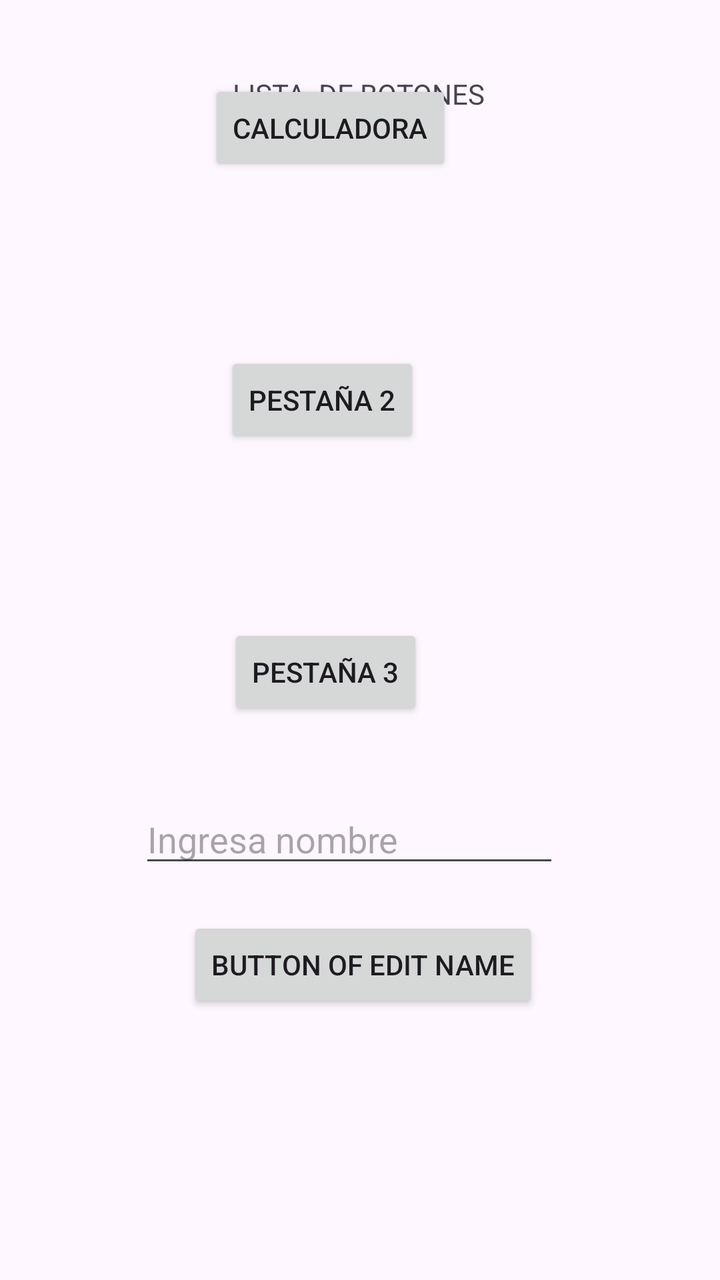
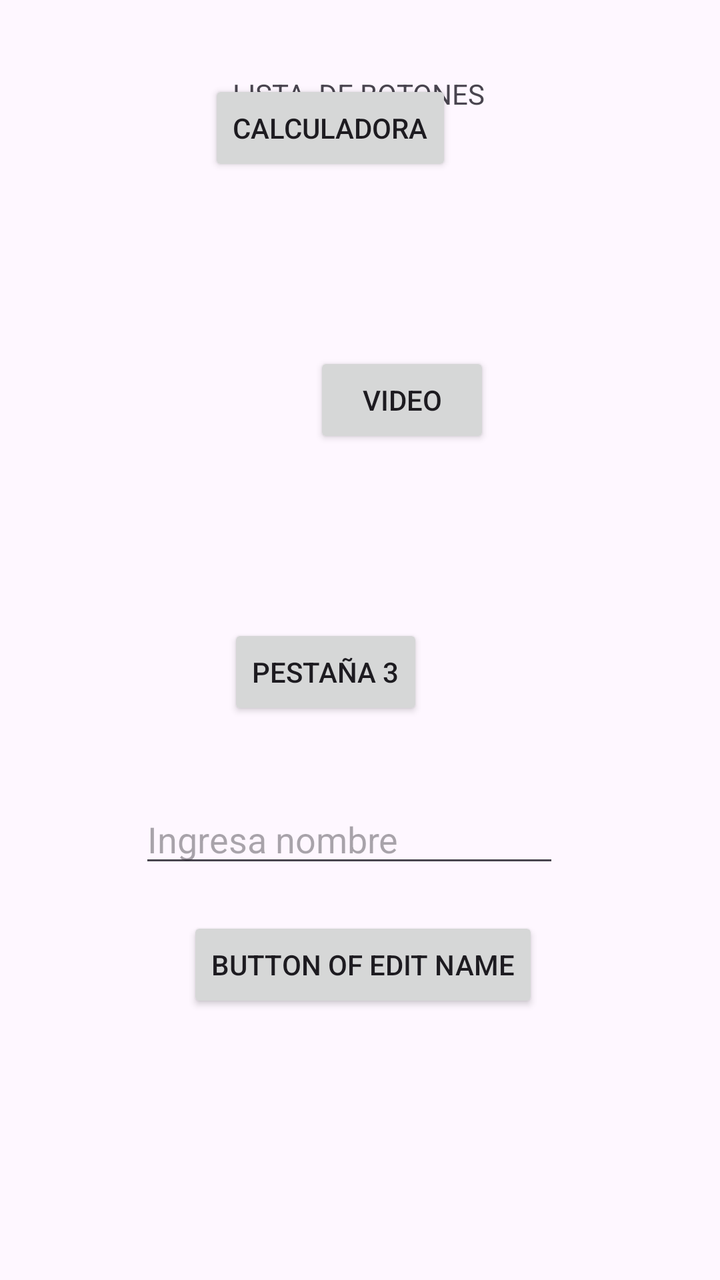

An Android layout rendered at two revisions. The XML below is the earlier revision; the diff shows what the commit changed to produce the second picture.
<!-- AndroidManifest.xml: application theme Theme.YARP_CLASS -->
<!-- res/layout/activity_main.xml -->
<?xml version="1.0" encoding="utf-8"?>
<androidx.constraintlayout.widget.ConstraintLayout xmlns:android="http://schemas.android.com/apk/res/android"
    xmlns:app="http://schemas.android.com/apk/res-auto"
    xmlns:tools="http://schemas.android.com/tools"
    android:layout_width="match_parent"
    android:layout_height="match_parent"
    tools:context=".MainActivity">

    <TextView
        android:layout_width="wrap_content"
        android:layout_height="wrap_content"
        android:text="LISTA  DE BOTONES"
        android:id="@+id/textView"
        app:layout_constraintBottom_toBottomOf="parent"
        app:layout_constraintEnd_toEndOf="parent"
        app:layout_constraintHorizontal_bias="0.498"
        app:layout_constraintStart_toStartOf="parent"
        app:layout_constraintTop_toTopOf="parent"
        app:layout_constraintVertical_bias="0.06" />

    <Button
        android:id="@+id/button"
        android:layout_width="wrap_content"
        android:layout_height="wrap_content"
        android:layout_marginStart="160dp"
        android:layout_marginTop="124dp"
        android:layout_marginEnd="161dp"
        android:layout_marginBottom="33dp"
        android:text="Calculadora"
        app:layout_constraintBottom_toTopOf="@+id/button2"
        app:layout_constraintEnd_toEndOf="parent"
        app:layout_constraintHorizontal_bias="0.676"
        app:layout_constraintStart_toStartOf="parent"
        app:layout_constraintTop_toTopOf="parent" />

    <Button
        android:id="@+id/button2"
        android:layout_width="wrap_content"
        android:layout_height="wrap_content"
        android:layout_marginStart="160dp"
        android:layout_marginTop="55dp"
        android:layout_marginEnd="161dp"
        android:layout_marginBottom="44dp"
        android:text="Pestaña 2"
        app:layout_constraintBottom_toTopOf="@+id/button3"
        app:layout_constraintEnd_toEndOf="parent"
        app:layout_constraintHorizontal_bias="0.818"
        app:layout_constraintStart_toStartOf="parent"
        app:layout_constraintTop_toBottomOf="@+id/button" />

    <Button
        android:id="@+id/button3"
        android:layout_width="wrap_content"
        android:layout_height="wrap_content"
        android:layout_marginStart="159dp"
        android:layout_marginTop="44dp"
        android:layout_marginEnd="162dp"
        android:layout_marginBottom="364dp"
        android:text="Pestaña 3"
        app:layout_constraintBottom_toBottomOf="parent"
        app:layout_constraintEnd_toEndOf="parent"
        app:layout_constraintHorizontal_bias="0.772"
        app:layout_constraintStart_toStartOf="parent"
        app:layout_constraintTop_toBottomOf="@+id/button2" />

    <EditText
        android:id="@+id/editTextText"
        android:layout_width="wrap_content"
        android:layout_height="wrap_content"
        android:layout_marginStart="95dp"
        android:layout_marginTop="58dp"
        android:layout_marginEnd="106dp"
        android:layout_marginBottom="222dp"
        android:ems="10"
        android:hint="Ingresa nombre"
        android:inputType="text"
        app:layout_constraintBottom_toBottomOf="parent"
        app:layout_constraintEnd_toEndOf="parent"
        app:layout_constraintStart_toStartOf="parent"
        app:layout_constraintTop_toBottomOf="@+id/button3" />

    <Button
        android:id="@+id/button7"
        android:layout_width="wrap_content"
        android:layout_height="wrap_content"
        android:layout_marginStart="162dp"
        android:layout_marginTop="30dp"
        android:layout_marginEnd="159dp"
        android:layout_marginBottom="144dp"
        android:text="Button of edit name"
        app:layout_constraintBottom_toBottomOf="parent"
        app:layout_constraintEnd_toEndOf="parent"
        app:layout_constraintStart_toStartOf="parent"
        app:layout_constraintTop_toBottomOf="@+id/editTextText" />

</androidx.constraintlayout.widget.ConstraintLayout>
<!-- resources referenced by this layout -->
<resources>
  <style name="Theme.YARP_CLASS" parent="Base.Theme.YARP_CLASS" />
  <style name="Base.Theme.YARP_CLASS" parent="Theme.Material3.DayNight.NoActionBar">
          
          
      </style>
</resources>

<!-- the commit's change to res/layout/activity_main.xml (unified diff, before → after) -->
@@ -37,14 +37,14 @@
         android:id="@+id/button2"
         android:layout_width="wrap_content"
         android:layout_height="wrap_content"
-        android:layout_marginStart="160dp"
+        android:layout_marginStart="157dp"
         android:layout_marginTop="55dp"
         android:layout_marginEnd="161dp"
         android:layout_marginBottom="44dp"
-        android:text="Pestaña 2"
+        android:text="Video"
         app:layout_constraintBottom_toTopOf="@+id/button3"
         app:layout_constraintEnd_toEndOf="parent"
-        app:layout_constraintHorizontal_bias="0.818"
+        app:layout_constraintHorizontal_bias="0.0"
         app:layout_constraintStart_toStartOf="parent"
         app:layout_constraintTop_toBottomOf="@+id/button" />
 
